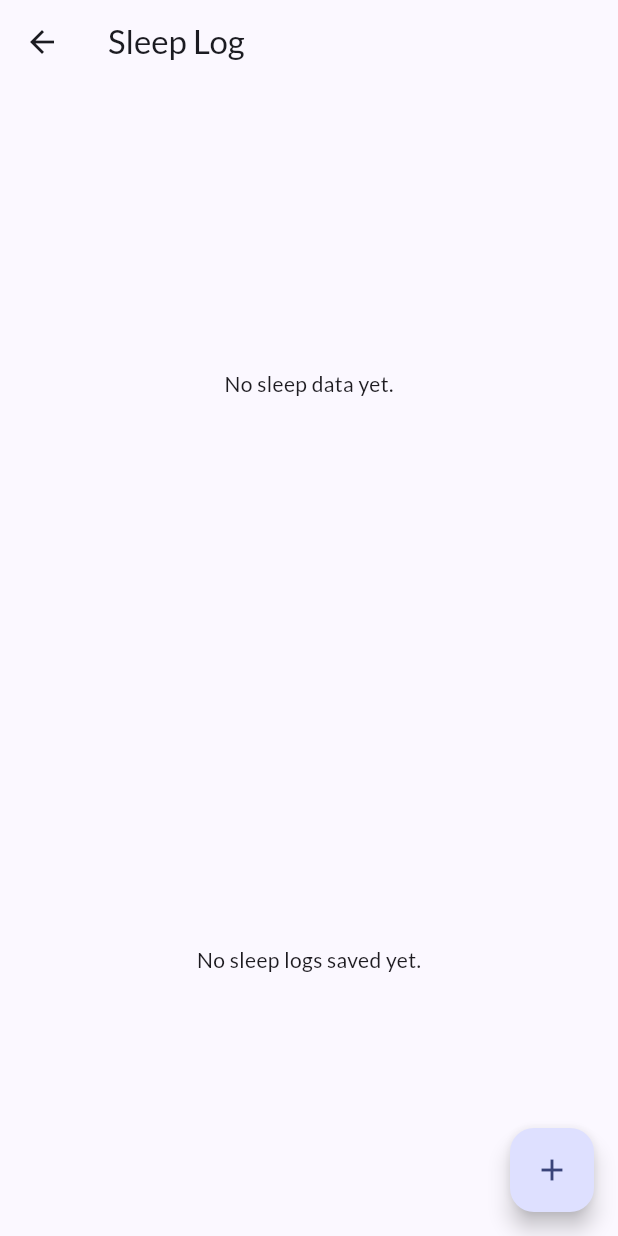
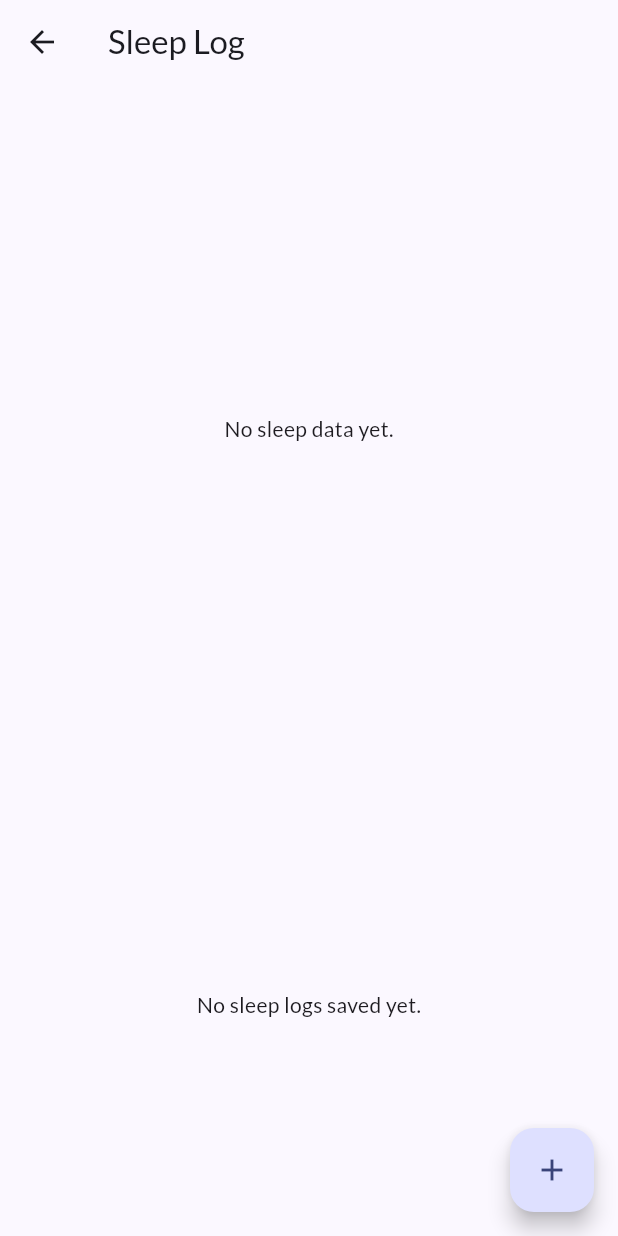
Before and after one commit to Cpos64/R.E.M., a Flutter app: the screen it shows once a user with an empty profile is signed in, after a tap on "Go to Sleep Logs", on a phone screen of 412 x 824 dp. Run offline on Flutter 3.47's test engine with Material 3 defaults, Android fonts, the light colour scheme and no system bars; our stand-ins replace cloud_firestore, firebase_auth, firebase_core, fl_chart, google_fonts, shared_preferences; accounts and stored records are empty; generated files the repository leaves out were written again; network calls fail.

Commit message:
fixed chart timelines and chart size

```diff
--- a/lib/firestore_service.dart
+++ b/lib/firestore_service.dart
@@ -81,24 +81,29 @@ class FirestoreService {
     }).toList().reversed.toList(); // oldest to newest
   }
 
-  /// Emits the last 7 sleep-log entries (oldest→newest) whenever they change.
-Stream<List<Map<String, dynamic>>> watchLast7SleepLogsForChart() {
+Stream<List<Map<String, dynamic>>> watchLogsForChart(int daysBack) {
   final user = _auth.currentUser;
   if (user == null) return const Stream.empty();
 
+  // 1️⃣ compute midnight‐based cutoff
+  final now = DateTime.now();
+  final startOfToday = DateTime(now.year, now.month, now.day);
+  final cutoff = startOfToday.subtract(Duration(days: daysBack - 1));
+
+  // 2️⃣ query after cutoff, ascending
   return _firestore
       .collection('sleep_logs')
       .where('userId', isEqualTo: user.uid)
-      .orderBy('timestamp', descending: true)
-      .limit(7)
-      .snapshots()  // ← live updates from Firestore
+      .where('timestamp',
+             isGreaterThanOrEqualTo: Timestamp.fromDate(cutoff))
+      .orderBy('timestamp', descending: false)
+      .snapshots()
       .map((snap) {
-        // map each document into the same shape your chart expects
-        final list = snap.docs.map((doc) {
+        return snap.docs.map((doc) {
           final d = doc.data();
           return {
             'date':       (d['timestamp'] as Timestamp).toDate(),
-            'totalSleep': d['totalDuration']  ?? '',
+            'totalDuration': d['totalDuration'] ?? '',
             'deepSleep':  d['deepSleep']      ?? '',
             'remSleep':   d['remSleep']       ?? '',
             'lightSleep': d['lightSleep']     ?? '',
@@ -107,9 +112,9 @@ Stream<List<Map<String, dynamic>>> watchLast7SleepLogsForChart() {
             'timeInBed':  d['timeInBed']      ?? '',
             'timeAsleep': d['timeAsleep']     ?? '',
             'timeAwake':  d['timeAwake']      ?? '',
+            'notes':      d['notes']          ?? '',
           };
         }).toList();
-        return list.reversed.toList(); // oldest→newest
       });
 }
 
--- a/lib/sleep_log_screen.dart
+++ b/lib/sleep_log_screen.dart
@@ -31,8 +31,8 @@ class SleepInputField {
 class _SleepLogScreenState extends State<SleepLogScreen> {
   final FirestoreService _firestoreService = FirestoreService();
   late Future<List<QueryDocumentSnapshot>> _sleepLogsFuture;
-  List<Map<String, dynamic>> sleepChartData = [];
   bool _isFirstLoad = true;
+  int _selectedWindow = 7;
 
   final _durationController = TextEditingController();
   final _deepController = TextEditingController();
@@ -53,7 +53,6 @@ class _SleepLogScreenState extends State<SleepLogScreen> {
     super.didChangeDependencies();
     if (_isFirstLoad) {
   _loadSleepLogs();
-      _loadChartData();
   _isFirstLoad = false;
 }
   }
@@ -64,12 +63,6 @@ class _SleepLogScreenState extends State<SleepLogScreen> {
     });
   }
 
-  void _loadChartData() async {
-    final chartData = await _firestoreService.getLast7SleepLogsForChart();
-    setState(() {
-      sleepChartData = chartData;
-    });
-  }
 
   void _navigateToInput(List<SleepInputField> inputs, int index) {
   final input = inputs[index];
@@ -326,7 +319,6 @@ void _showAddSleepDialog() {
 
               Navigator.of(ctx).pop();
               _loadSleepLogs();
-              _loadChartData();
             } catch (e) {
               ScaffoldMessenger.of(context).showSnackBar(
                 SnackBar(content: Text('Error saving sleep log: \$e')),
@@ -552,96 +544,47 @@ Widget build(BuildContext context) {
       child: const Icon(Icons.add),
     ),
         body: Column(
-      crossAxisAlignment: CrossAxisAlignment.start,
       children: [
-        // ───────── Chart Pager ─────────
-StreamBuilder<List<Map<String, dynamic>>>(
-  stream: _firestoreService.watchLast7SleepLogsForChart(),
+        // ── Charts + Toggle (fills top half) ──
+        Expanded(
+          flex: 3,
+          child: Column(
+            children: [
+              // 1) Real-time stream → chart
+Expanded(
+  child: StreamBuilder<List<Map<String, dynamic>>>(
+    stream: _firestoreService.watchLogsForChart(_selectedWindow),
     builder: (context, snapshot) {
-    if (snapshot.connectionState == ConnectionState.waiting) {
-      return const SizedBox(
-        height: 400,
-        child: Center(child: CircularProgressIndicator()),
-      );
-    }
-    final data = snapshot.data ?? [];
-    if (data.isEmpty) {
-      return const SizedBox(
-        height: 400,
-        child: Center(child: Text('No sleep data yet.')),
-      );
-    }
-    return SizedBox(
-      height: 400,
-      child: SleepChartPager(sleepData: data),
-    );
-  },
-),
+      // 1) always log what’s coming back:
+      print('▶️ chart snapshot.hasData=${snapshot.hasData} '
+            'length=${snapshot.data?.length} '
+            'err=${snapshot.error} '
+            'window=$_selectedWindow');
 
-        // ───────── Logs List ─────────
-        Expanded(
-          child: FutureBuilder<List<QueryDocumentSnapshot>>(
-            future: _sleepLogsFuture,
-            builder: (context, snapshot) {
-              if (snapshot.connectionState == ConnectionState.waiting) {
-                return const Center(child: CircularProgressIndicator());
-              } else if (snapshot.hasError) {
-                return Center(child: Text('Error: ${snapshot.error}'));
+      // 2) if there's an error from Firestore at any point, show that:
+      if (snapshot.hasError) {
+        return Center(child: Text('Error loading chart: ${snapshot.error}'));
       }
 
-              final logs = snapshot.data;
-              if (logs == null || logs.isEmpty) {
-                return const Center(child: Text('No sleep logs saved yet.'));
+      // 3) if we still haven’t gotten our first data event, show a spinner
+      if (!snapshot.hasData) {
+        return const Center(child: CircularProgressIndicator());
       }
 
-              return ListView.builder(
-                padding: const EdgeInsets.all(16),
-                itemCount: logs.length,
-                itemBuilder: (ctx, i) {
-                  final doc = logs[i];
-                  final d   = doc.data() as Map<String, dynamic>;
-                  final ts  = d['timestamp'] as Timestamp?;
-                  final date = ts != null
-                      ? DateFormat.yMMMd().format(ts.toDate())
-                      : 'No Date';
+      // 4) now we know data != null
+      final data = snapshot.data!;
 
-return SleepEntryCard(
-  // header
-  date:      date,
-  duration:  d['totalDuration'] ?? 'Unknown',
-  quality:   d['quality']       ?? 'Unknown',
+      // 5) if it’s an empty list, show “no data”
+      if (data.isEmpty) {
+        return const Center(child: Text('No sleep data yet.'));
+      }
 
-  // new sleepScore field
-  sleepScore: (d['sleepScore'] as num?)?.toString(),
-
-  // detailed breakdown
-  timeInBed:  d['timeInBed']    ?? '—',
-  deepSleep:  d['deepSleep']    ?? '—',
-  remSleep:   d['remSleep']     ?? '—',
-  lightSleep: d['lightSleep']   ?? '—',
-  awakeTime:  d['awakeTime']    ?? '—',
-
-  // notes
-  notes:      d['notes']        ?? '',
-
-  // actions
-  onEdit: () => _editSleepLog(
-    doc.id,
-    d['totalDuration']  ?? '',
-    d['deepSleep']      ?? '',
-    d['remSleep']       ?? '',
-    d['awakeTime']      ?? '',
-    d['lightSleep']     ?? '',
-    (d['sleepScore'] as num?)?.toInt() ?? 0,
-    d['timeAsleep']     ?? '',
-    d['timeAwake']      ?? '',
-    d['quality']        ?? '',
-    d['notes']          ?? '',
-    d['timeInBed']      ?? '',
-  ),
-  onDelete: () => _deleteSleepLog(doc.id),
-);
-
+      // 6) otherwise hand it off to your pager
+      return SleepChartPager(
+        sleepData: data,
+        selectedWindow: _selectedWindow,
+        onWindowChanged: (newWindow) {
+          setState(() => _selectedWindow = newWindow);
         },
       );
     },
@@ -649,6 +592,73 @@ return SleepEntryCard(
 ),
             ],
           ),
+        ),
+
+        // ── Logs list (fills bottom half) ──
+        Expanded(
+          flex: 2,
+          child: FutureBuilder<List<QueryDocumentSnapshot>>(
+            future: _sleepLogsFuture,
+            builder: (ctx, snap) {
+              if (snap.connectionState == ConnectionState.waiting) {
+                return const Center(child: CircularProgressIndicator());
+              }
+              if (snap.hasError) {
+                return Center(child: Text('Error: ${snap.error}'));
+              }
+              final logs = snap.data ?? [];
+              if (logs.isEmpty) {
+                return const Center(child: Text('No sleep logs saved yet.'));
+              }
+return ListView.builder(
+  padding: const EdgeInsets.all(16),
+  itemCount: logs.length,
+  itemBuilder: (ctx, i) {
+    // 1️⃣ grab the snapshot…
+    final doc = logs[i];
+    // 2️⃣ …and then its data map
+    final d = doc.data() as Map<String, dynamic>;
+    final ts = d['timestamp'] as Timestamp?;
+    final date = ts == null
+        ? 'No Date'
+        : DateFormat.yMMMd().format(ts.toDate());
+
+    return SleepEntryCard(
+      date:         date,
+      duration:     d['totalDuration'] ?? 'Unknown',
+      quality:      d['quality']       ?? 'Unknown',
+      sleepScore:   (d['sleepScore']   as num?)?.toString(),
+      timeInBed:    d['timeInBed']     ?? '—',
+      deepSleep:    d['deepSleep']     ?? '—',
+      remSleep:     d['remSleep']      ?? '—',
+      lightSleep:   d['lightSleep']    ?? '—',
+      awakeTime:    d['awakeTime']     ?? '—',
+      notes:        d['notes']         ?? '',
+      onEdit:       () => _editSleepLog(
+                       doc.id,
+                       d['totalDuration'] ?? '',
+                       d['deepSleep']     ?? '',
+                       d['remSleep']      ?? '',
+                       d['awakeTime']     ?? '',
+                       d['lightSleep']    ?? '',
+                       (d['sleepScore'] as num?)?.toInt() ?? 0,
+                       d['timeAsleep']    ?? '',
+                       d['timeAwake']     ?? '',
+                       d['quality']       ?? '',
+                       d['notes']         ?? '',
+                       d['timeInBed']     ?? '',
+                     ),
+      onDelete:     () => _deleteSleepLog(doc.id),
+    );
+  },
+);
+
+            },
+          ),
+        ),
+      ],
+    ),
+
   );
 }
 }
```
Also changed, not shown: lib/widgets/sleep_chart_pager.dart (+37 -42 lines). Lines whose indentation alone changed are shown as unchanged.
